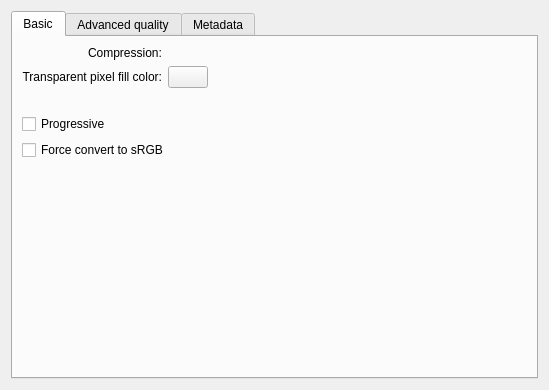
Qt form krita/plugins/formats/jpeg/kis_wdg_options_jpeg.ui (KDE/krita) before a commit.
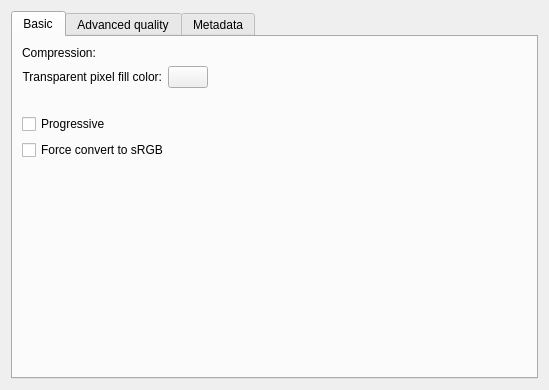
The same form after that commit. Custom widgets are drawn as their Qt base class.

The edit to the form file:
```diff
--- a/krita/plugins/formats/jpeg/kis_wdg_options_jpeg.ui
+++ b/krita/plugins/formats/jpeg/kis_wdg_options_jpeg.ui
@@ -59,7 +59,7 @@
            </property>
           </widget>
          </item>
-         <item row="0" column="0" alignment="Qt::AlignRight">
+         <item row="0" column="0">
           <widget class="QLabel" name="label">
            <property name="sizePolicy">
             <sizepolicy hsizetype="Fixed" vsizetype="Preferred">
```
